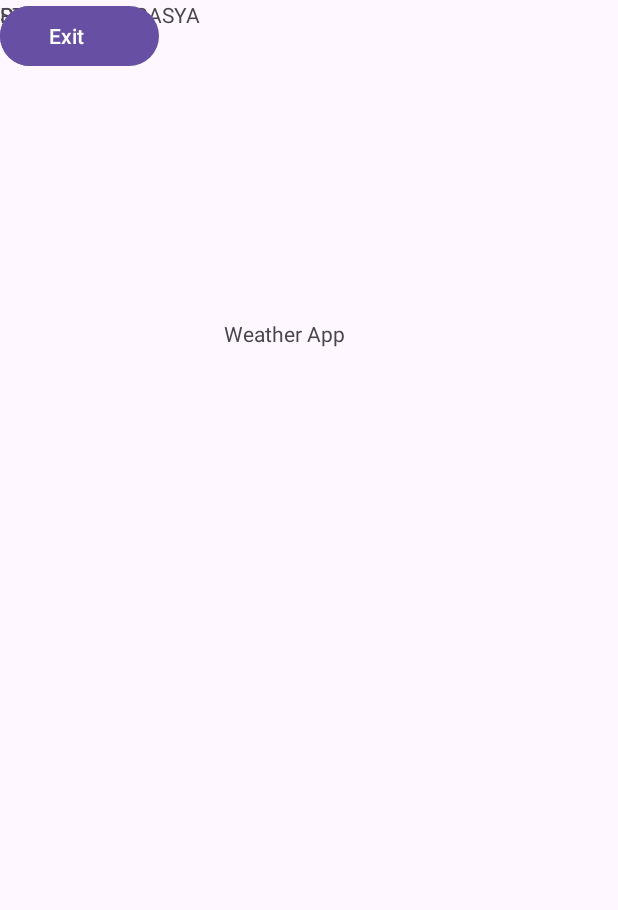
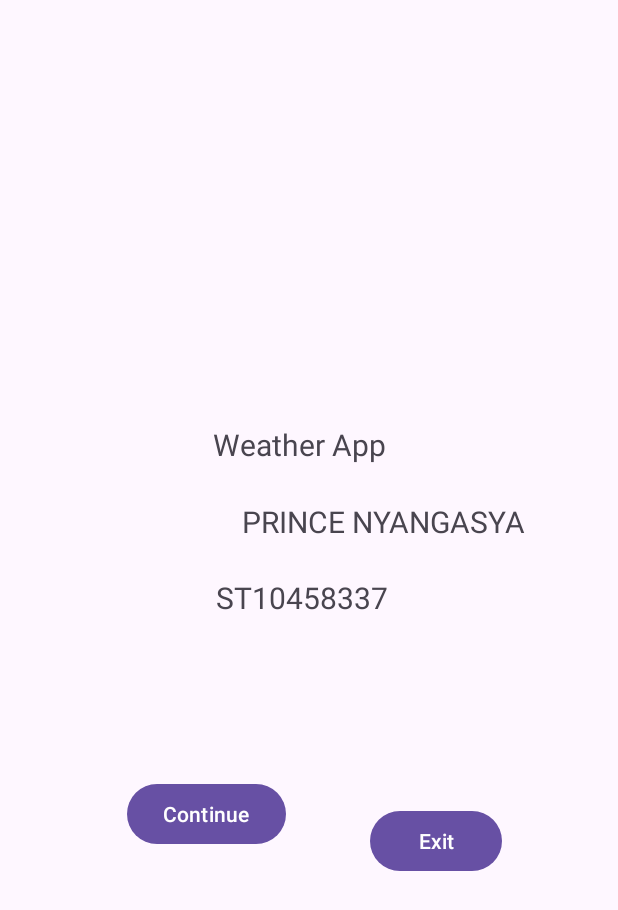
Before and after one commit to ST10458337/ST10458337_IMAD5112_PRACTICUM, an Android app: the screen it shows after launch (MainActivity), on a phone screen of 412 x 824 dp. Shown: the top 910 px of the screen. Run offline under Robolectric (Android 15) with nearby library versions, the phone set to English and light mode, and no system bars.

Commit message:
third commit

```diff
--- a/app/src/main/java/com/example/st10458337_imad5112_practicum/MainActivity.kt
+++ b/app/src/main/java/com/example/st10458337_imad5112_practicum/MainActivity.kt
@@ -4,6 +4,7 @@ import android.content.Intent
 import androidx.appcompat.app.AppCompatActivity
 import android.os.Bundle
 import android.widget.Button
+import kotlin.system.exitProcess
 
 class MainActivity : AppCompatActivity() {
     override fun onCreate(savedInstanceState: Bundle?) {
@@ -18,7 +19,7 @@ class MainActivity : AppCompatActivity() {
             startActivity(next)
         }
         closeSplash.setOnClickListener {
-
+            exitProcess(0)
         }
     }
 }
--- a/app/src/main/res/layout/activity_main.xml
+++ b/app/src/main/res/layout/activity_main.xml
@@ -10,43 +10,71 @@
         android:id="@+id/textView"
         android:layout_width="wrap_content"
         android:layout_height="wrap_content"
+        android:layout_marginStart="161dp"
+        android:layout_marginTop="32dp"
+        android:layout_marginEnd="117dp"
         android:text="PRINCE NYANGASYA"
-        tools:layout_editor_absoluteX="152dp"
-        tools:layout_editor_absoluteY="239dp" />
+        android:textSize="20sp"
+        app:layout_constraintBottom_toTopOf="@+id/textView2"
+        app:layout_constraintEnd_toEndOf="parent"
+        app:layout_constraintHorizontal_bias="0.0"
+        app:layout_constraintStart_toStartOf="parent"
+        app:layout_constraintTop_toBottomOf="@+id/textView3" />
 
     <TextView
+        android:id="@+id/textView3"
         android:layout_width="wrap_content"
         android:layout_height="wrap_content"
         android:text="Weather App"
+        android:textSize="20sp"
         app:layout_constraintBottom_toBottomOf="parent"
         app:layout_constraintEnd_toEndOf="parent"
-        app:layout_constraintHorizontal_bias="0.451"
+        app:layout_constraintHorizontal_bias="0.478"
         app:layout_constraintStart_toStartOf="parent"
         app:layout_constraintTop_toTopOf="parent"
-        app:layout_constraintVertical_bias="0.264" />
+        app:layout_constraintVertical_bias="0.355" />
 
     <TextView
         android:id="@+id/textView2"
         android:layout_width="wrap_content"
         android:layout_height="wrap_content"
+        android:layout_marginStart="160dp"
+        android:layout_marginTop="23dp"
+        android:layout_marginEnd="170dp"
+        android:layout_marginBottom="99dp"
         android:text="ST10458337"
-        tools:layout_editor_absoluteX="151dp"
-        tools:layout_editor_absoluteY="281dp" />
+        android:textSize="20sp"
+        app:layout_constraintBottom_toTopOf="@+id/btnSplashContinue"
+        app:layout_constraintEnd_toEndOf="parent"
+        app:layout_constraintStart_toStartOf="parent"
+        app:layout_constraintTop_toBottomOf="@+id/textView" />
 
     <Button
         android:id="@+id/btnSplashContinue"
         android:layout_width="wrap_content"
         android:layout_height="wrap_content"
+        android:layout_marginStart="98dp"
+        android:layout_marginTop="7dp"
+        android:layout_marginEnd="28dp"
+        android:layout_marginBottom="265dp"
         android:text="Continue"
-        tools:layout_editor_absoluteX="99dp"
-        tools:layout_editor_absoluteY="404dp" />
+        app:layout_constraintBottom_toBottomOf="parent"
+        app:layout_constraintEnd_toStartOf="@+id/btnSplashExit"
+        app:layout_constraintStart_toStartOf="parent"
+        app:layout_constraintTop_toBottomOf="@+id/textView2" />
 
     <Button
         android:id="@+id/btnSplashExit"
         android:layout_width="wrap_content"
         android:layout_height="wrap_content"
+        android:layout_marginStart="28dp"
+        android:layout_marginTop="153dp"
+        android:layout_marginEnd="91dp"
+        android:layout_marginBottom="218dp"
         android:text="Exit"
-        tools:layout_editor_absoluteX="245dp"
-        tools:layout_editor_absoluteY="404dp" />
+        app:layout_constraintBottom_toBottomOf="parent"
+        app:layout_constraintEnd_toEndOf="parent"
+        app:layout_constraintStart_toEndOf="@+id/btnSplashContinue"
+        app:layout_constraintTop_toBottomOf="@+id/textView" />
 
 </androidx.constraintlayout.widget.ConstraintLayout>
```
Also changed, not shown: app/src/main/java/com/example/st10458337_imad5112_practicum/MainScreen.kt (+42 -4 lines), app/src/main/res/layout/detailview.xml (+16 -0 lines), app/src/main/res/layout/mainscreen.xml (+23 -8 lines).
